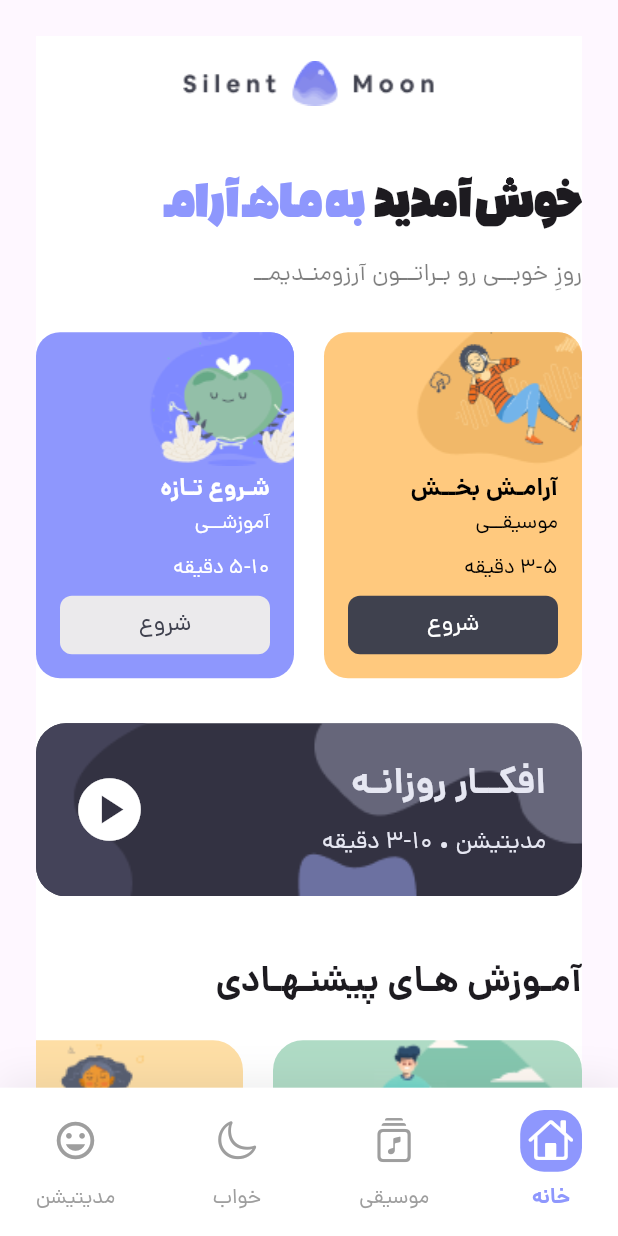
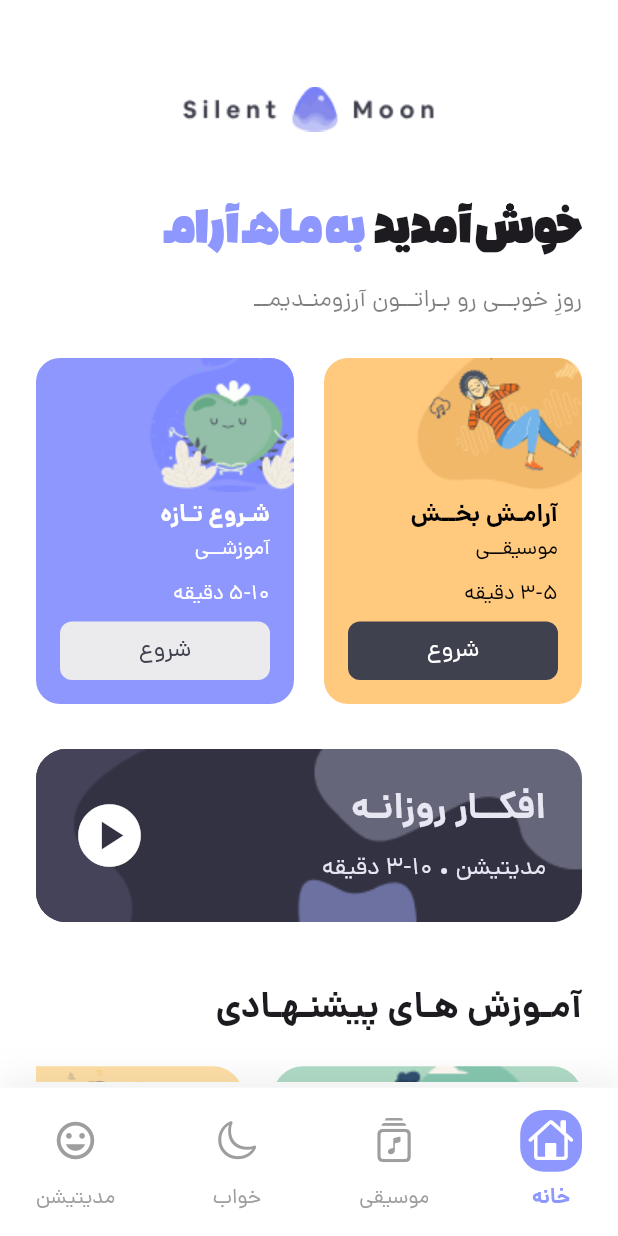
Before and after one commit to ardavan8102/silent_moon, a Flutter app: the screen it shows after launch, on a phone screen of 412 x 824 dp. Run offline on Flutter 3.47's test engine with Material 3 defaults, Android fonts, the phone set to English and light mode, and no system bars; drawn by our look-alikes of carousel_slider; our stand-ins replace flutter_svg, get.

```diff
--- a/lib/views/normal/main/home.dart
+++ b/lib/views/normal/main/home.dart
@@ -20,10 +20,10 @@ class HomePage extends StatelessWidget {
     var size = MediaQuery.of(context).size;
     var textTheme = Theme.of(context).textTheme;
 
-    return SingleChildScrollView(
-      physics: ClampingScrollPhysics(),
-      child: Container(
-        color: Colors.white,
+    return Container(
+      color: Colors.white,
+      child: SingleChildScrollView(
+        physics: ClampingScrollPhysics(),
         child: Column(
           crossAxisAlignment: .start,
           children: [
--- a/lib/views/normal/main/main_screen.dart
+++ b/lib/views/normal/main/main_screen.dart
@@ -22,8 +22,8 @@ class MainScreen extends StatelessWidget {
     ];
 
     return Scaffold(
-      body: SafeArea(
-        child: SizedBox(
+      body: Container(
+        color: Colors.white,
         width: size.width,
         height: size.height,
         child: Stack(
@@ -32,7 +32,7 @@ class MainScreen extends StatelessWidget {
             Positioned.fill(
               child: Obx(
                 () => Padding(
-                    padding: EdgeInsets.fromLTRB(24, 24, 24, size.height * .12),
+                  padding: EdgeInsets.fromLTRB(24, size.height * .05, 24, size.height * .125),
                   child: AnimatedSwitcher(
                     duration: Duration(milliseconds: 400),
                     transitionBuilder: (child, animation) {
@@ -61,7 +61,6 @@ class MainScreen extends StatelessWidget {
             CustomBottomNavigation(),
           ],
         ),
-        )
       ),
     );
   }
```
Lines whose indentation alone changed are shown as unchanged.
